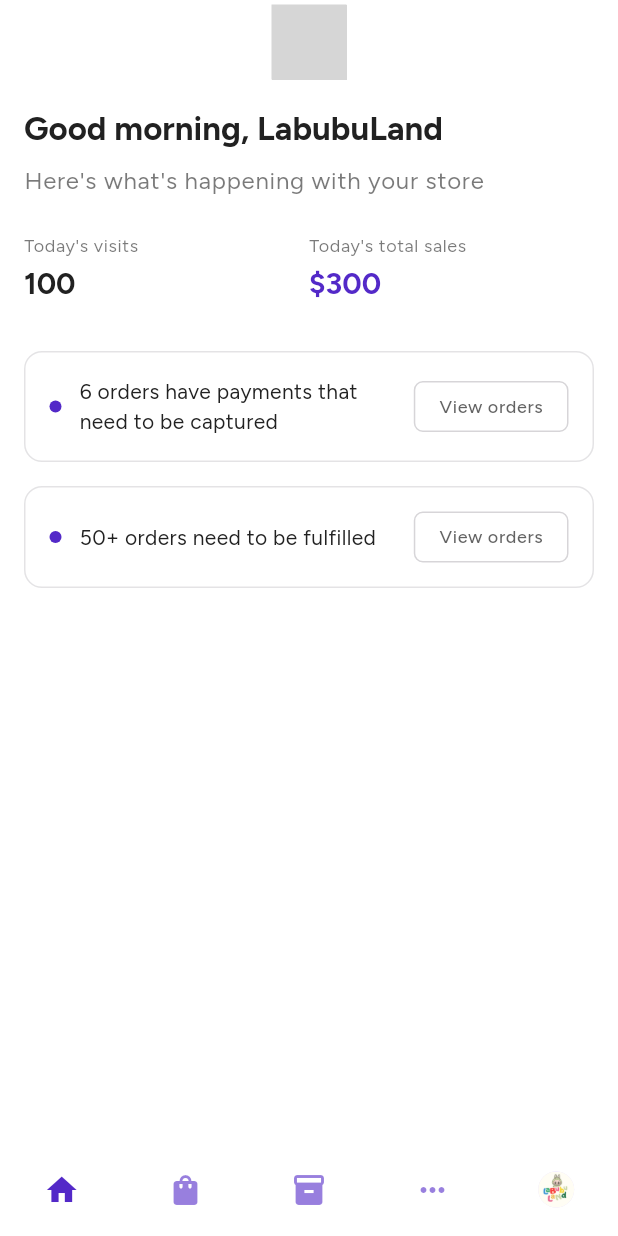
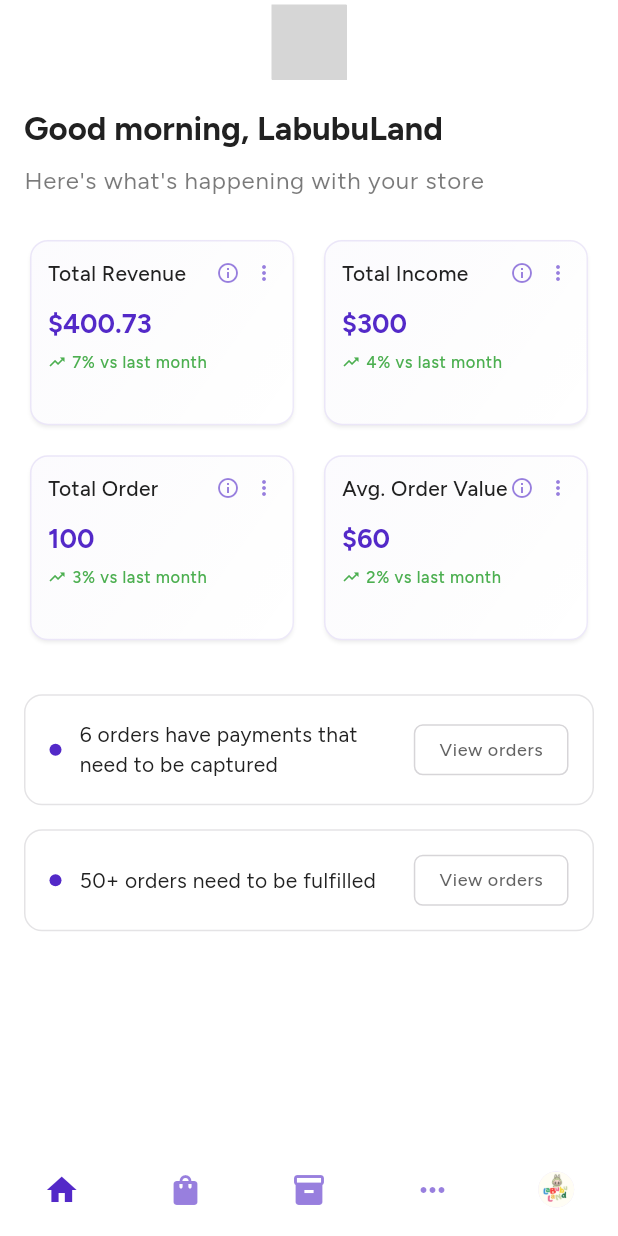
Before and after one commit to kmmelissat/vendly, a Flutter app: the screen it shows after launch, on a phone screen of 412 x 824 dp. Run offline on Flutter 3.47's test engine with Material 3 defaults, Android fonts, the phone set to English and light mode, and no system bars; our stand-ins replace flutter_svg, google_fonts; grey boxes are pictures that could not be loaded.

Commit message:
🎨 Revamp GreetingHeader component: replaced today's stats with business metrics cards, enhancing layout and visual appeal, and improved data presentation with dynamic metrics.

```diff
--- a/lib/pages/home/components/greeting_header.dart
+++ b/lib/pages/home/components/greeting_header.dart
@@ -1,5 +1,4 @@
 import 'package:flutter/material.dart';
-import '../../../theme/app_theme.dart';
 
 class GreetingHeader extends StatelessWidget {
   const GreetingHeader({super.key});
@@ -39,61 +38,147 @@ class GreetingHeader extends StatelessWidget {
         ),
         const SizedBox(height: 24),
 
-        // Today's Stats
-        Row(
-          children: [
-            // Today's visits
-            Expanded(
+        // Business Metrics Cards
+        _buildMetricsCards(context),
+      ],
+    );
+  }
+
+  Widget _buildMetricsCards(BuildContext context) {
+    final metrics = [
+      {
+        'title': 'Total Revenue',
+        'value': '\$400.73',
+        'change': '7% vs last month',
+        'isPositive': true,
+      },
+      {
+        'title': 'Total Income',
+        'value': '\$300',
+        'change': '4% vs last month',
+        'isPositive': true,
+      },
+      {
+        'title': 'Total Order',
+        'value': '100',
+        'change': '3% vs last month',
+        'isPositive': true,
+      },
+      {
+        'title': 'Avg. Order Value',
+        'value': '\$60',
+        'change': '2% vs last month',
+        'isPositive': true,
+      },
+    ];
+
+    return GridView.builder(
+      shrinkWrap: true,
+      physics: const NeverScrollableScrollPhysics(),
+      gridDelegate: const SliverGridDelegateWithFixedCrossAxisCount(
+        crossAxisCount: 2,
+        crossAxisSpacing: 12,
+        mainAxisSpacing: 12,
+        childAspectRatio: 1.4,
+      ),
+      itemCount: metrics.length,
+      itemBuilder: (context, index) {
+        final metric = metrics[index];
+        return Card(
+          elevation: 1,
+          shape: RoundedRectangleBorder(
+            borderRadius: BorderRadius.circular(12),
+            side: BorderSide(
+              color: const Color(0xFF5329C8).withOpacity(0.1),
+              width: 1,
+            ),
+          ),
+          child: Container(
+            decoration: BoxDecoration(
+              borderRadius: BorderRadius.circular(12),
+              gradient: LinearGradient(
+                begin: Alignment.topLeft,
+                end: Alignment.bottomRight,
+                colors: [
+                  const Color(0xFF5329C8).withOpacity(0.02),
+                  Colors.transparent,
+                ],
+              ),
+            ),
+            child: Padding(
+              padding: const EdgeInsets.all(12.0),
               child: Column(
                 crossAxisAlignment: CrossAxisAlignment.start,
                 children: [
-                  Text(
-                    'Today\'s visits',
-                    style: Theme.of(context).textTheme.bodySmall?.copyWith(
-                      color: Theme.of(
-                        context,
-                      ).colorScheme.onSurface.withOpacity(0.6),
+                  // Header with title and info icon
+                  Row(
+                    children: [
+                      Expanded(
+                        child: Text(
+                          metric['title'] as String,
+                          style: Theme.of(context).textTheme.bodyMedium
+                              ?.copyWith(
+                                color: Theme.of(context).colorScheme.onSurface,
+                                fontWeight: FontWeight.w500,
+                              ),
+                          maxLines: 1,
+                          overflow: TextOverflow.ellipsis,
                         ),
                       ),
-                  const SizedBox(height: 4),
-                  Text(
-                    '100',
-                    style: Theme.of(context).textTheme.headlineMedium?.copyWith(
-                      fontWeight: FontWeight.bold,
-                      color: Theme.of(context).colorScheme.onSurface,
+                      Icon(
+                        Icons.info_outline,
+                        size: 16,
+                        color: const Color(0xFF5329C8).withOpacity(0.6),
                       ),
+                      const SizedBox(width: 8),
+                      Icon(
+                        Icons.more_vert,
+                        size: 16,
+                        color: const Color(0xFF5329C8).withOpacity(0.6),
                       ),
                     ],
                   ),
-            ),
+                  const SizedBox(height: 12),
 
-            // Today's total sales
-            Expanded(
-              child: Column(
-                crossAxisAlignment: CrossAxisAlignment.start,
-                children: [
+                  // Value
                   Text(
-                    'Today\'s total sales',
-                    style: Theme.of(context).textTheme.bodySmall?.copyWith(
-                      color: Theme.of(
-                        context,
-                      ).colorScheme.onSurface.withOpacity(0.6),
+                    metric['value'] as String,
+                    style: Theme.of(context).textTheme.headlineSmall?.copyWith(
+                      fontWeight: FontWeight.bold,
+                      color: const Color(0xFF5329C8),
                     ),
                   ),
-                  const SizedBox(height: 4),
-                  Text(
-                    '\$300',
-                    style: Theme.of(context).textTheme.headlineMedium?.copyWith(
-                      fontWeight: FontWeight.bold,
-                      color: AppColors.primary,
+                  const SizedBox(height: 6),
+
+                  // Change indicator
+                  Row(
+                    children: [
+                      Icon(
+                        Icons.trending_up,
+                        size: 12,
+                        color: const Color(0xFF4CAF50),
                       ),
+                      const SizedBox(width: 4),
+                      Flexible(
+                        child: Text(
+                          metric['change'] as String,
+                          style: Theme.of(context).textTheme.bodySmall
+                              ?.copyWith(
+                                color: const Color(0xFF4CAF50),
+                                fontWeight: FontWeight.w500,
+                                fontSize: 11,
                               ),
-                ],
+                          overflow: TextOverflow.ellipsis,
                         ),
                       ),
                     ],
                   ),
                 ],
+              ),
+            ),
+          ),
+        );
+      },
     );
   }
 }
```
Lines whose indentation alone changed are shown as unchanged.
